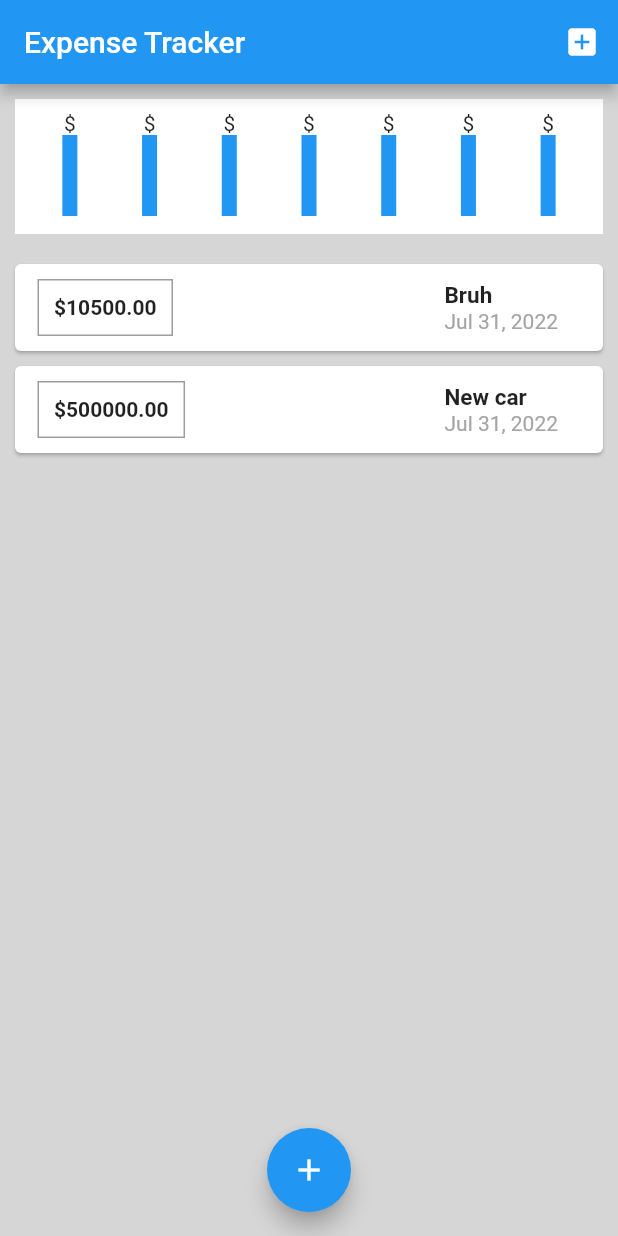
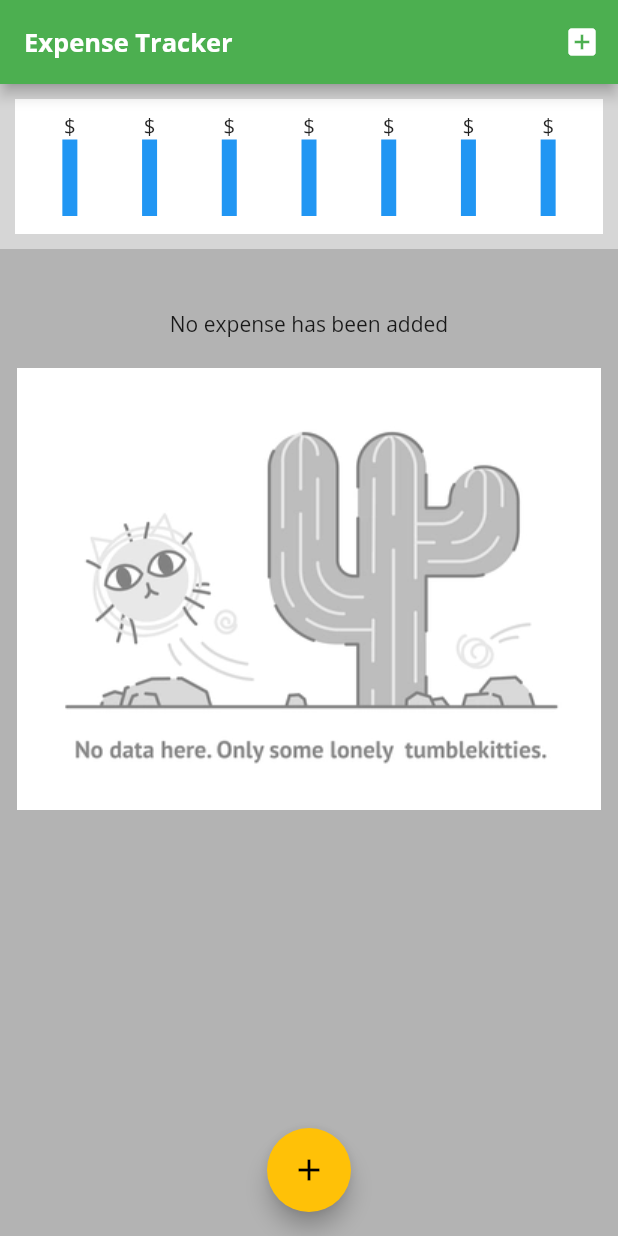
Before and after one commit to naufaladikbds/expense_tracker, a Flutter app: the screen it shows after launch, on a phone screen of 412 x 824 dp. Run offline on Flutter 3.47's test engine with Material 2 defaults, Android fonts, the phone set to English and light mode, and no system bars.

Commit message:
Add error handling for empty data

```diff
--- a/lib/expense_list.dart
+++ b/lib/expense_list.dart
@@ -15,8 +15,20 @@ class ExpenseList extends StatelessWidget {
     return Expanded(
       flex: 1,
       child: Container(
-        color: Color.fromARGB(255, 214, 214, 214),
-        child: ListView.builder(
+        child: expenseList.isEmpty
+            ? Column(
+                mainAxisAlignment: MainAxisAlignment.start,
+                children: [
+                  SizedBox(height: 40),
+                  Text('No expense has been added'),
+                  SizedBox(height: 20),
+                  Image.asset(
+                    'assets/images/nodata.png',
+                    fit: BoxFit.cover,
+                  ),
+                ],
+              )
+            : ListView.builder(
                 itemCount: expenseList.length,
                 itemBuilder: (ctx, i) => Card(
                   margin: EdgeInsets.only(
@@ -34,14 +46,15 @@ class ExpenseList extends StatelessWidget {
                           padding: EdgeInsets.all(10),
                           decoration: BoxDecoration(
                             border: Border.all(
-                        color: Colors.grey,
-                        width: 1,
+                              color: Theme.of(context).primaryColor,
+                              width: 2,
                             ),
                           ),
                           child: Text(
                             "\$${expenseList[i].amount.toStringAsFixed(2)}",
                             style: TextStyle(
                               fontWeight: FontWeight.bold,
+                              color: Theme.of(context).errorColor,
                             ),
                           ),
                         ),
@@ -50,10 +63,7 @@ class ExpenseList extends StatelessWidget {
                           children: [
                             Text(
                               expenseList[i].title.toString(),
-                        style: TextStyle(
-                          fontWeight: FontWeight.bold,
-                          fontSize: 15,
-                        ),
+                              style: Theme.of(context).textTheme.bodyText1,
                             ),
                             Text(
                               DateFormat.yMMMd().format(expenseList[i].date),
--- a/lib/main.dart
+++ b/lib/main.dart
@@ -14,6 +14,26 @@ class MyApp extends StatelessWidget {
     return MaterialApp(
       debugShowCheckedModeBanner: false,
       title: "Expense Tracker",
+      theme: ThemeData(
+        textTheme: TextTheme(
+          bodyText1: TextStyle(
+            fontSize: 16,
+            fontFamily: 'OpenSans',
+            fontWeight: FontWeight.bold,
+          ),
+        ),
+        primarySwatch: Colors.green,
+        accentColor: Colors.amber,
+        fontFamily: 'OpenSans',
+        appBarTheme: AppBarTheme(
+          titleTextStyle: TextStyle(
+            fontFamily: 'OpenSans',
+            fontWeight: FontWeight.w600,
+            fontSize: 17,
+            color: Colors.white,
+          ),
+        ),
+      ),
       home: MainScreen(),
     );
   }
@@ -26,18 +46,18 @@ class MainScreen extends StatefulWidget {
 
 class _MainScreenState extends State<MainScreen> {
   final List<Expense> expenseList = [
-    Expense(
-      id: "01",
-      title: "Bruh",
-      amount: 10500,
-      date: DateTime.now(),
-    ),
-    Expense(
-      id: "02",
-      title: "New car",
-      amount: 500000,
-      date: DateTime.now(),
-    ),
+    // Expense(
+    //   id: "01",
+    //   title: "Bruh",
+    //   amount: 10500,
+    //   date: DateTime.now(),
+    // ),
+    // Expense(
+    //   id: "02",
+    //   title: "New car",
+    //   amount: 500000,
+    //   date: DateTime.now(),
+    // ),
   ];
 
   void addNewExpense(Expense expense) {
@@ -74,6 +94,7 @@ class _MainScreenState extends State<MainScreen> {
         ],
         title: Text(
           "Expense Tracker",
+          style: TextStyle(),
         ),
       ),
       body: Container(
```
Lines whose indentation alone changed are shown as unchanged.
